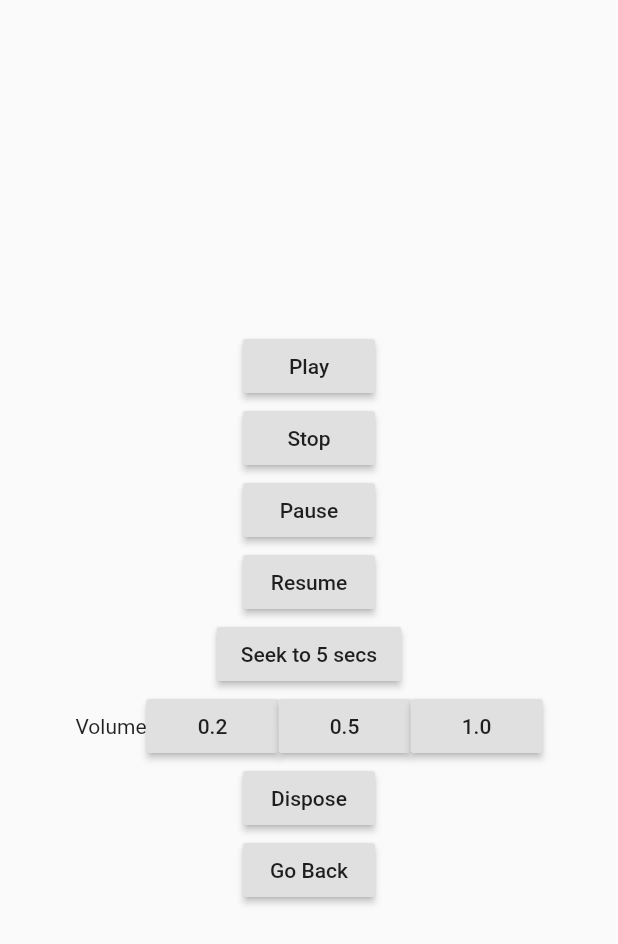
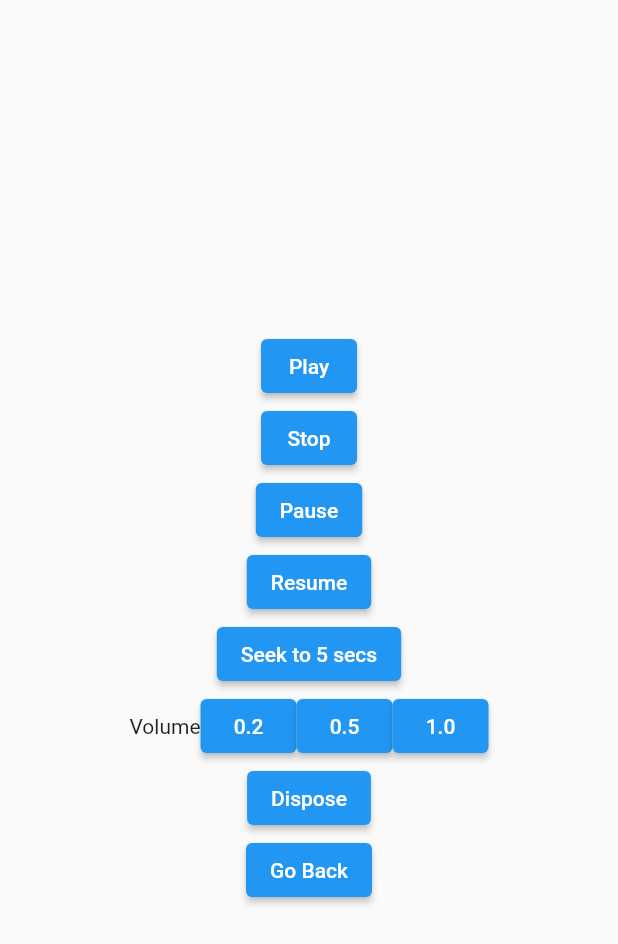
Before and after one commit to bluefireteam/ocarina, a Flutter app: the PlayerWidget widget shown alone on an empty page, opened directly with empty values, on a phone screen of 412 x 824 dp. Shown: the top 944 px of the screen. Run offline on Flutter 3.47's test engine with Material 2 defaults, Android fonts, the phone set to English and light mode, and no system bars.

Commit message:
update example to null safety

```diff
--- a/example/lib/main.dart
+++ b/example/lib/main.dart
@@ -22,7 +22,7 @@ class MyApp extends StatelessWidget {
 }
 
 class MyHomePage extends StatefulWidget {
-  MyHomePage({Key key, this.title}) : super(key: key);
+  MyHomePage({required this.title});
 
   final String title;
 
@@ -33,13 +33,13 @@ class MyHomePage extends StatefulWidget {
 const staticFileUrl = 'https://luan.xyz/files/audio/ambient_c_motion.mp3';
 
 class _MyHomePageState extends State<MyHomePage> {
-  OcarinaPlayer _player;
-  String _localFilePath;
+  OcarinaPlayer? _player;
+  String? _localFilePath;
   bool _loop = true;
   bool _fetchingFile = false;
 
   Future _loadFile() async {
-    final bytes = await readBytes(staticFileUrl);
+    final bytes = await readBytes(Uri.parse(staticFileUrl));
     final dir = await getApplicationDocumentsDirectory();
     final file = File('${dir.path}/audio.mp3');
 
@@ -60,7 +60,7 @@ class _MyHomePageState extends State<MyHomePage> {
       body: Center(
         child: (_player != null
             ? PlayerWidget(
-                player: _player,
+                player: _player!,
                 onBack: () {
                   setState(() {
                     _localFilePath = null;
@@ -70,14 +70,14 @@ class _MyHomePageState extends State<MyHomePage> {
                 })
             : Column(
                 children: [
-                  RaisedButton(
+                  ElevatedButton(
                       child: Text(_loop ? "Loop mode" : "Single play mode"),
                       onPressed: () async {
                         setState(() {
                           _loop = !_loop;
                         });
                       }),
-                  RaisedButton(
+                  ElevatedButton(
                       child: Text("Play asset audio"),
                       onPressed: () async {
                         final player = OcarinaPlayer(
@@ -87,7 +87,7 @@ class _MyHomePageState extends State<MyHomePage> {
                           _player = player;
                         });
                       }),
-                  RaisedButton(
+                  ElevatedButton(
                       child: Text(_fetchingFile
                           ? "Fetching file..."
                           : "Download file to Device, and play it"),
@@ -116,7 +116,7 @@ class PlayerWidget extends StatelessWidget {
   final OcarinaPlayer player;
   final VoidCallback onBack;
 
-  PlayerWidget({this.player, this.onBack});
+  PlayerWidget({required this.player, required this.onBack});
 
   @override
   Widget build(_) {
@@ -133,9 +133,9 @@ class PlayerWidget extends StatelessWidget {
                 return Column(
                   children: [
                     Text("Error loading player"),
-                    RaisedButton(
+                    ElevatedButton(
                       child: Text("Go Back"),
-                      onPressed: onBack?.call,
+                      onPressed: onBack.call,
                     ),
                   ],
                 );
@@ -143,61 +143,60 @@ class PlayerWidget extends StatelessWidget {
               return Column(
                   mainAxisAlignment: MainAxisAlignment.center,
                   children: <Widget>[
-                    RaisedButton(
+                    ElevatedButton(
                         child: Text("Play"),
                         onPressed: () async {
                           await player.play();
                         }),
-                    RaisedButton(
+                    ElevatedButton(
                         child: Text("Stop"),
                         onPressed: () async {
                           await player.stop();
                         }),
-                    RaisedButton(
+                    ElevatedButton(
                         child: Text("Pause"),
                         onPressed: () async {
                           await player.pause();
                         }),
-                    RaisedButton(
+                    ElevatedButton(
                         child: Text("Resume"),
                         onPressed: () async {
                           await player.resume();
                         }),
-                    RaisedButton(
+                    ElevatedButton(
                         child: Text("Seek to 5 secs"),
                         onPressed: () async {
                           await player.seek(Duration(seconds: 5));
                         }),
                     Row(mainAxisAlignment: MainAxisAlignment.center, children: [
                       Text("Volume"),
-                      RaisedButton(
+                      ElevatedButton(
                           child: Text("0.2"),
                           onPressed: () async {
                             await player.updateVolume(0.2);
                           }),
-                      RaisedButton(
+                      ElevatedButton(
                           child: Text("0.5"),
                           onPressed: () async {
                             await player.updateVolume(0.5);
                           }),
-                      RaisedButton(
+                      ElevatedButton(
                           child: Text("1.0"),
                           onPressed: () async {
                             await player.updateVolume(1.0);
                           }),
                     ]),
-                    RaisedButton(
+                    ElevatedButton(
                         child: Text("Dispose"),
                         onPressed: () async {
                           await player.dispose();
                         }),
-                    RaisedButton(
+                    ElevatedButton(
                       child: Text("Go Back"),
-                      onPressed: onBack?.call,
+                      onPressed: onBack.call,
                     ),
                   ]);
           }
-          return Container();
         });
   }
 }
```
Also changed, not shown: example/pubspec.yaml (+4 -4 lines), example/pubspec.lock, 1 other file.
